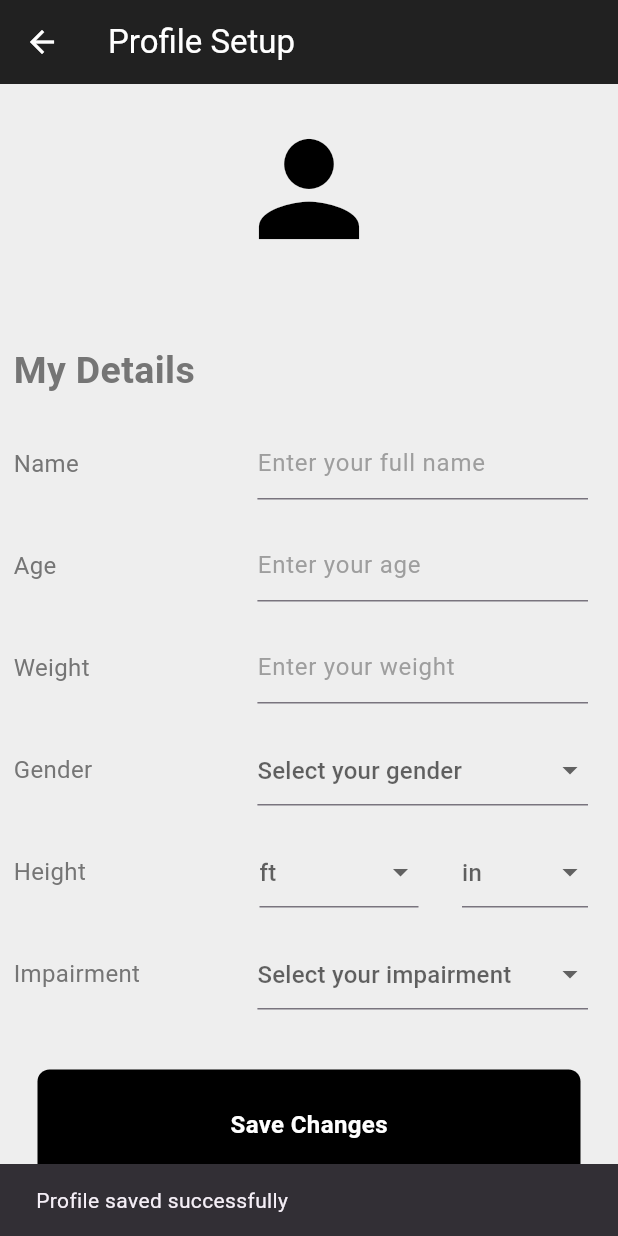
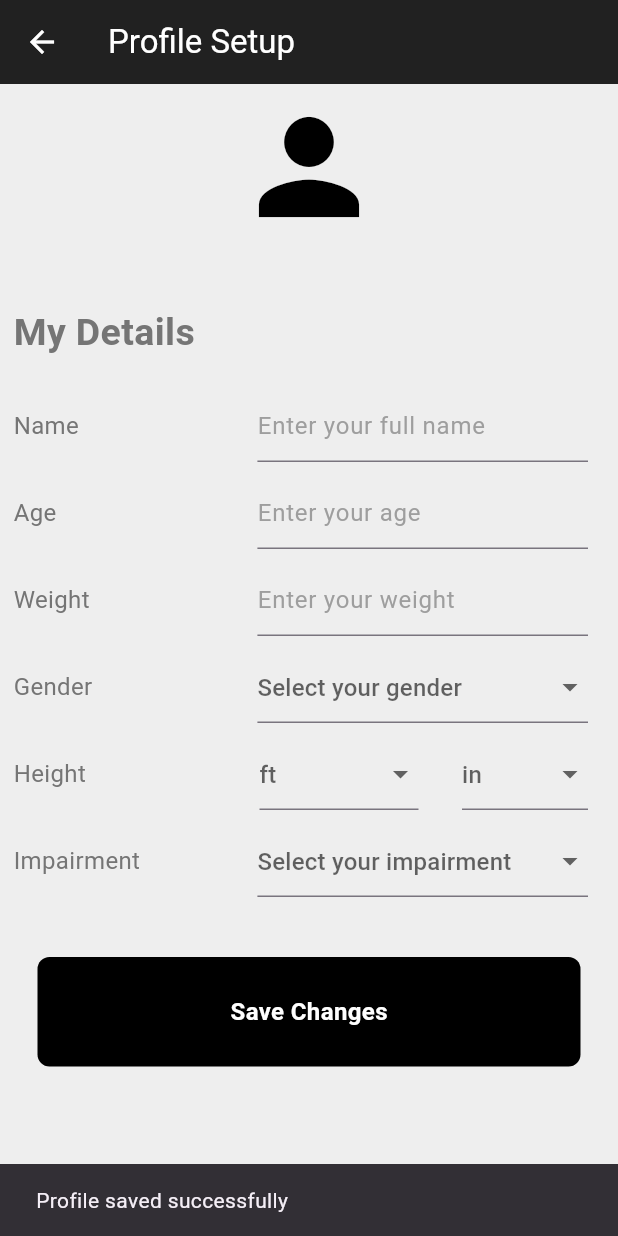
Before and after one commit to FIU-MOSAIC/wearableGestureRecognitionSystem, a Flutter app: the ProfilePage screen opened directly, after a tap on "Save Changes", on a phone screen of 412 x 824 dp. Run offline on Flutter 3.47's test engine with Material 3 defaults, Android fonts, the phone set to English and light mode, and no system bars; our stand-ins replace cloud_firestore, firebase_auth, firebase_core, google_sign_in; accounts and stored records are empty.

Commit message:
alignement fixed for iphone devices

```diff
--- a/mobileApp/gesture_detection/lib/components/ProfileDropDown.dart
+++ b/mobileApp/gesture_detection/lib/components/ProfileDropDown.dart
@@ -88,7 +88,7 @@ class _ProfileDropDownState extends State<ProfileDropDown> {
             ),
           ],
         ),
-        const SizedBox(height: 20),
+        const SizedBox(height: 10),
         Row(
           children: [
             Expanded(
@@ -157,7 +157,7 @@ class _ProfileDropDownState extends State<ProfileDropDown> {
             ),
           ],
         ),
-        const SizedBox(height: 20),
+        const SizedBox(height: 10),
         Row(
           children: [
             Expanded(
--- a/mobileApp/gesture_detection/lib/pages/home page.dart
+++ b/mobileApp/gesture_detection/lib/pages/home page.dart
@@ -114,15 +114,15 @@ class _HomePageState extends State<HomePage> {
                   ),
                 ),
                 const SizedBox(height: 15.0),
-                ActivityTile(title: 'Dexterity Test', imagePath: 'lib/images/Dexterity Test Icon.png', width: 210, onTap:
+                ActivityTile(title: 'Dexterity Test', imagePath: 'lib/images/Dexterity Test Icon.png', width: 225, onTap:
                  () {
                   Navigator.push(context, MaterialPageRoute(builder: (context)=> ActivityInstructionPage(title: 'Dexterity Test')));
                   },),
 
-                ActivityTile(title: 'Range of Motion Test', imagePath: 'lib/images/Range of Motion Icon.png', width: 278, onTap: () {
+                ActivityTile(title: 'Range of Motion Test', imagePath: 'lib/images/Range of Motion Icon.png', width: 297, onTap: () {
                   Navigator.push(context, MaterialPageRoute(builder: (context)=> ActivityInstructionPage(title: 'Range of Motion Test')));
                   },),
-                ActivityTile(title: 'Reflex Test', imagePath: 'lib/images/Reflex Test Icon.png', width: 185, onTap: () {
+                ActivityTile(title: 'Reflex Test', imagePath: 'lib/images/Reflex Test Icon.png', width: 195, onTap: () {
                   Navigator.push(context, MaterialPageRoute(builder: (context)=> ActivityInstructionPage(title: 'Reflex Test')));
                   },),
               ],
--- a/mobileApp/gesture_detection/lib/pages/profile page.dart
+++ b/mobileApp/gesture_detection/lib/pages/profile page.dart
@@ -82,7 +82,7 @@ class _ProfilePageState extends State<ProfilePage> {
           ? const Center(child: CircularProgressIndicator())
           : ListView(
               children: [
-                const SizedBox(height: 20),
+                const SizedBox(height: 5),
                 const Icon(
                   Icons.person,
                   color: Colors.black,
@@ -96,7 +96,7 @@ class _ProfilePageState extends State<ProfilePage> {
                     fontWeight: FontWeight.bold,
                   ),
                 ),
-                const SizedBox(height: 30),
+                const SizedBox(height: 20),
                 Padding(
                   padding: const EdgeInsets.symmetric(horizontal: 9.0),
                   child: Text(
@@ -115,21 +115,21 @@ class _ProfilePageState extends State<ProfilePage> {
                   keyboardType: TextInputType.name,
                   controller: nameController,
                 ),
-                const SizedBox(height: 20),
+                const SizedBox(height: 10),
                 ProfileTextField(
                   text: "Age",
                   hintText: "Enter your age",
                   keyboardType: TextInputType.number,
                   controller: ageController,
                 ),
-                const SizedBox(height: 20),
+                const SizedBox(height: 10),
                 ProfileTextField(
                   text: "Weight",
                   hintText: "Enter your weight",
                   keyboardType: TextInputType.number,
                   controller: weightController,
                 ),
-                const SizedBox(height: 20),
+                const SizedBox(height: 10),
                 ProfileDropDown(
                   initialGender: selectedGender,
                   initialImpairment: selectedImpairment,
--- a/mobileApp/gesture_detection/pubspec.yaml
+++ b/mobileApp/gesture_detection/pubspec.yaml
@@ -19,7 +19,7 @@ publish_to: 'none' # Remove this line if you wish to publish to pub.dev
 version: 1.0.0+1
 
 environment:
-  sdk: '3.4.1'
+  sdk: '3.4.3'
 
 # Dependencies specify other packages that your package needs in order to work.
 # To automatically upgrade your package dependencies to the latest versions
```
Also changed, not shown: mobileApp/gesture_detection/pubspec.lock, 5 other files.
